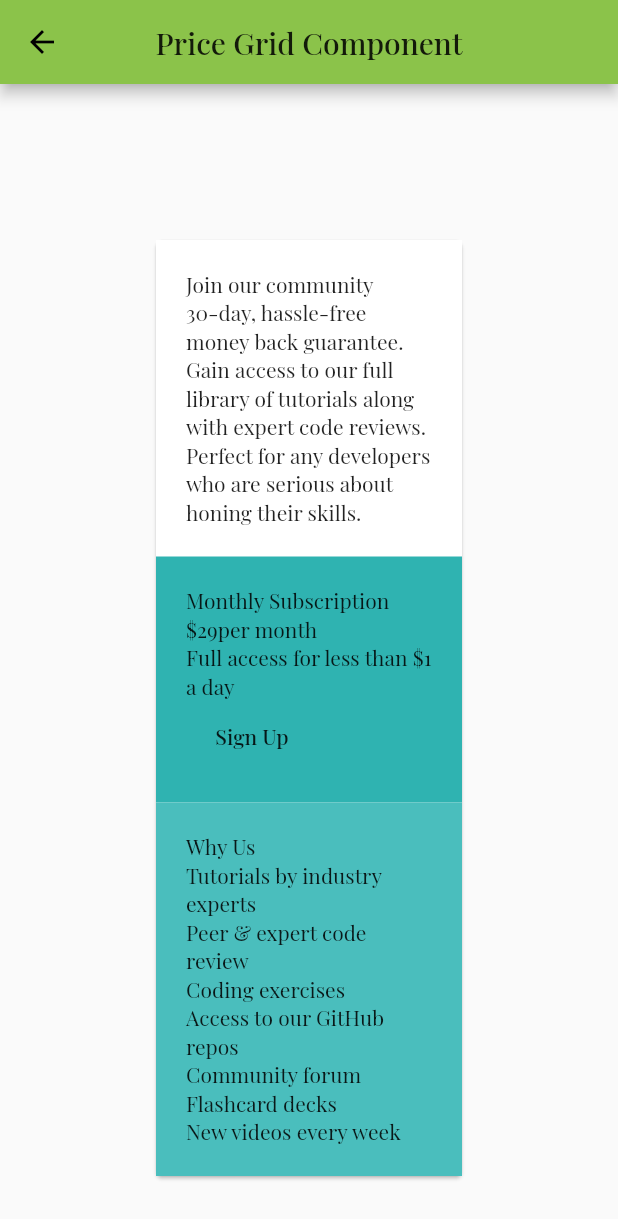
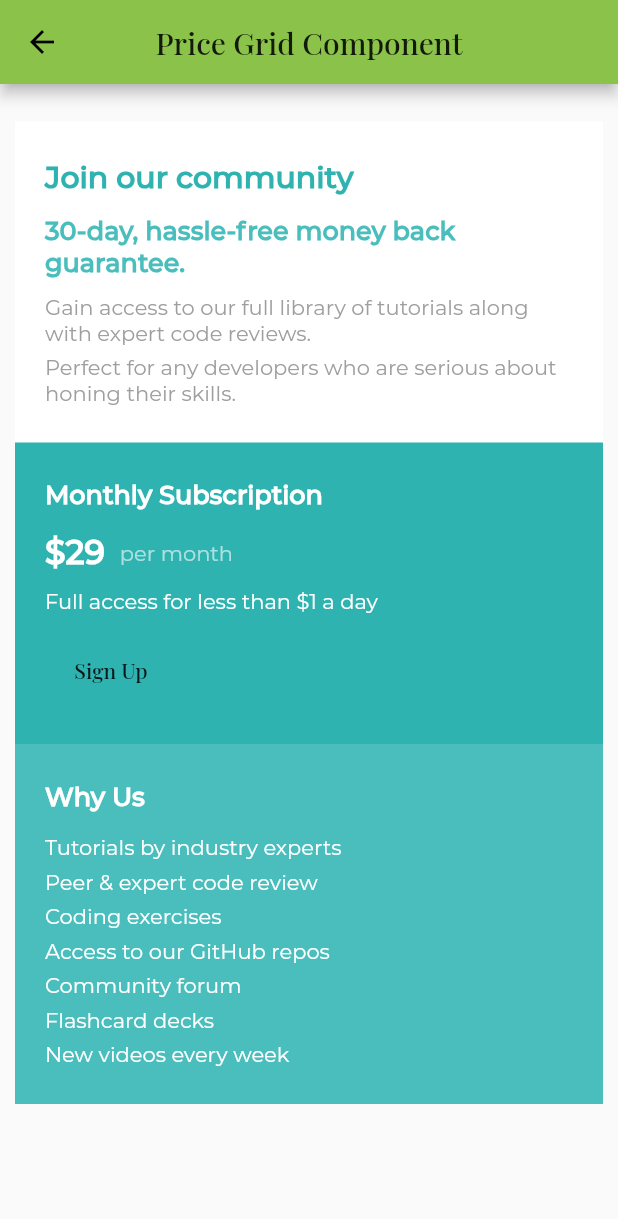
Before and after one commit to shaw8wit/flutter-ui, a Flutter app: the PriceGridComponent screen opened by its route, on a phone screen of 412 x 824 dp. Shown: the top 1219 px of the screen. Run offline on Flutter 3.47's test engine with Material 2 defaults, Android fonts, the phone set to English and light mode, and no system bars.

Commit message:
major components styled

```diff
--- a/lib/price_grid_component/price_grid_component.dart
+++ b/lib/price_grid_component/price_grid_component.dart
@@ -38,11 +38,18 @@ class PriceGridComponent extends StatelessWidget {
         centerTitle: true,
       ),
       body: SingleChildScrollView(
-        padding: EdgeInsets.all(100),
-        child: Card(
-          child: Column(
-            crossAxisAlignment: CrossAxisAlignment.stretch,
-            children: aspect ? desktop() : mobile(),
+        padding: EdgeInsets.symmetric(
+          vertical: 10 + (aspect ? MediaQuery.of(context).size.height * 0.10 : 15.0),
+          horizontal: 0,
+        ),
+        child: Center(
+          child: Container(
+            margin: EdgeInsets.symmetric(horizontal: 10),
+            width: 600,
+            child: Column(
+              crossAxisAlignment: CrossAxisAlignment.stretch,
+              children: aspect ? desktop() : mobile(),
+            ),
           ),
         ),
       ),
--- a/lib/price_grid_component/widgets/join.dart
+++ b/lib/price_grid_component/widgets/join.dart
@@ -6,10 +6,41 @@ class Join extends StatelessWidget {
   Widget build(BuildContext context) {
     return Layout(
       children: [
-        Text("Join our community"),
-        Text("30-day, hassle-free money back guarantee."),
-        Text("Gain access to our full library of tutorials along with expert code reviews."),
-        Text("Perfect for any developers who are serious about honing their skills."),
+        Text(
+          "Join our community",
+          style: TextStyle(
+            fontFamily: 'Montserrat',
+            fontWeight: FontWeight.bold,
+            color: Color(0xff2FB3B1),
+            fontSize: 20,
+          ),
+        ),
+        SizedBox(height: 14),
+        Text(
+          "30-day, hassle-free money back guarantee.",
+          style: TextStyle(
+            fontFamily: 'Montserrat',
+            fontWeight: FontWeight.bold,
+            color: Color(0xff4ABEBD),
+            fontSize: 17,
+          ),
+        ),
+        SizedBox(height: 10),
+        Text(
+          "Gain access to our full library of tutorials along with expert code reviews.",
+          style: TextStyle(
+            fontFamily: 'Montserrat',
+            color: Colors.grey,
+          ),
+        ),
+        SizedBox(height: 6),
+        Text(
+          "Perfect for any developers who are serious about honing their skills.",
+          style: TextStyle(
+            fontFamily: 'Montserrat',
+            color: Colors.grey,
+          ),
+        ),
       ],
       color: Colors.white,
     );
--- a/lib/price_grid_component/widgets/layout.dart
+++ b/lib/price_grid_component/widgets/layout.dart
@@ -10,7 +10,9 @@ class Layout extends StatelessWidget {
   Widget build(BuildContext context) {
     return Container(
       color: color,
-      padding: EdgeInsets.all((MediaQuery.of(context).size.aspectRatio > 1) ? 60 : 20),
+      padding: (MediaQuery.of(context).size.aspectRatio > 1)
+          ? EdgeInsets.symmetric(vertical: 45, horizontal: 40)
+          : EdgeInsets.symmetric(vertical: 25, horizontal: 20),
       child: Column(
         crossAxisAlignment: CrossAxisAlignment.start,
         children: children,
--- a/lib/price_grid_component/widgets/price.dart
+++ b/lib/price_grid_component/widgets/price.dart
@@ -6,14 +6,46 @@ class Price extends StatelessWidget {
   Widget build(BuildContext context) {
     return Layout(
       children: [
-        Text("Monthly Subscription"),
+        Text(
+          "Monthly Subscription",
+          style: TextStyle(
+            fontFamily: 'Montserrat',
+            fontWeight: FontWeight.bold,
+            color: Colors.white,
+            fontSize: 17,
+          ),
+        ),
+        SizedBox(height: 14),
         Row(
           children: [
-            Text("\$29"),
-            Text("per month"),
+            Text(
+              "\$29",
+              style: TextStyle(
+                fontFamily: 'Montserrat',
+                fontWeight: FontWeight.bold,
+                color: Colors.white,
+                fontSize: 22,
+              ),
+            ),
+            SizedBox(width: 10),
+            Text(
+              "per month",
+              style: TextStyle(
+                fontFamily: 'Montserrat',
+                color: Colors.white60,
+              ),
+            ),
           ],
         ),
-        Text("Full access for less than \$1 a day"),
+        SizedBox(height: 10),
+        Text(
+          "Full access for less than \$1 a day",
+          style: TextStyle(
+            fontFamily: 'Montserrat',
+            color: Colors.white,
+          ),
+        ),
+        SizedBox(height: 14),
         FlatButton(
           onPressed: () {},
           child: Text("Sign Up"),
--- a/lib/price_grid_component/widgets/why.dart
+++ b/lib/price_grid_component/widgets/why.dart
@@ -7,14 +7,72 @@ class Why extends StatelessWidget {
     return Layout(
       color: Color(0xff4ABEBD),
       children: [
-        Text("Why Us"),
-        Text("Tutorials by industry experts"),
-        Text("Peer & expert code review"),
-        Text("Coding exercises"),
-        Text("Access to our GitHub repos"),
-        Text("Community forum"),
-        Text("Flashcard decks"),
-        Text("New videos every week"),
+        Text(
+          "Why Us",
+          style: TextStyle(
+            fontFamily: 'Montserrat',
+            fontWeight: FontWeight.bold,
+            color: Colors.white,
+            fontSize: 17,
+          ),
+        ),
+        SizedBox(height: 14),
+        Text(
+          "Tutorials by industry experts",
+          style: TextStyle(
+            fontFamily: 'Montserrat',
+            fontSize: 14,
+            color: Colors.white,
+          ),
+        ),
+        SizedBox(height: 6),
+        Text(
+          "Peer & expert code review",
+          style: TextStyle(
+            fontFamily: 'Montserrat',
+            color: Colors.white,
+          ),
+        ),
+        SizedBox(height: 6),
+        Text(
+          "Coding exercises",
+          style: TextStyle(
+            fontFamily: 'Montserrat',
+            color: Colors.white,
+          ),
+        ),
+        SizedBox(height: 6),
+        Text(
+          "Access to our GitHub repos",
+          style: TextStyle(
+            fontFamily: 'Montserrat',
+            color: Colors.white,
+          ),
+        ),
+        SizedBox(height: 6),
+        Text(
+          "Community forum",
+          style: TextStyle(
+            fontFamily: 'Montserrat',
+            color: Colors.white,
+          ),
+        ),
+        SizedBox(height: 6),
+        Text(
+          "Flashcard decks",
+          style: TextStyle(
+            fontFamily: 'Montserrat',
+            color: Colors.white,
+          ),
+        ),
+        SizedBox(height: 6),
+        Text(
+          "New videos every week",
+          style: TextStyle(
+            fontFamily: 'Montserrat',
+            color: Colors.white,
+          ),
+        ),
       ],
     );
   }
```
